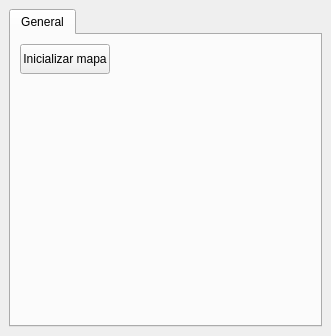
First picture: the form in RrtnUtils/rrtn_utils_dockwidget_base.ui, repository carriaga/rrtn-utils, before the edit.
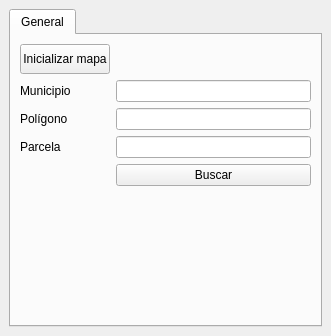
Second picture: the form after the edit.

Commit message: Acceso WFS.

```diff
--- a/RrtnUtils/rrtn_utils_dockwidget_base.ui
+++ b/RrtnUtils/rrtn_utils_dockwidget_base.ui
@@ -62,6 +62,43 @@
           </property>
          </widget>
         </item>
+        <item row="2" column="1">
+         <widget class="QLineEdit" name="leMunicipio"/>
+        </item>
+        <item row="2" column="0">
+         <widget class="QLabel" name="label">
+          <property name="text">
+           <string>Municipio</string>
+          </property>
+         </widget>
+        </item>
+        <item row="3" column="0">
+         <widget class="QLabel" name="label_2">
+          <property name="text">
+           <string>Polígono</string>
+          </property>
+         </widget>
+        </item>
+        <item row="3" column="1">
+         <widget class="QLineEdit" name="lePoligono"/>
+        </item>
+        <item row="4" column="0">
+         <widget class="QLabel" name="label_3">
+          <property name="text">
+           <string>Parcela</string>
+          </property>
+         </widget>
+        </item>
+        <item row="4" column="1">
+         <widget class="QLineEdit" name="leParcela"/>
+        </item>
+        <item row="5" column="1">
+         <widget class="QPushButton" name="btnBuscar">
+          <property name="text">
+           <string>Buscar</string>
+          </property>
+         </widget>
+        </item>
        </layout>
       </widget>
      </widget>
```
Left out of the diff: 2 changed lines with no effect on the pictures. The commit also changes 2 other files.
